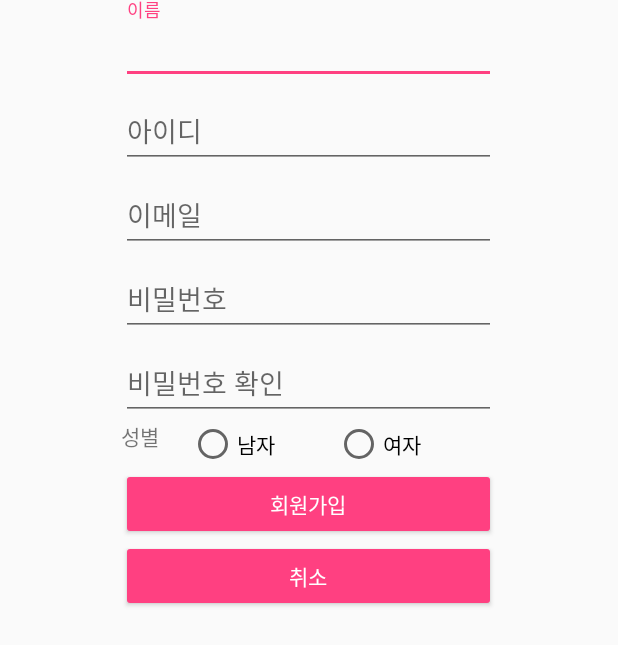
After one commit to AjouUniv-SocialAppProject-2017/HealingMe, an Android app: the layout activity_signup.xml on its own in the app's theme, with its tools: preview values and no code run, on a phone screen of 412 x 824 dp. The commit adds this screen. Shown: the top 645 px of the screen. Run offline under Robolectric (Android 15) with nearby library versions, the phone set to English and light mode, and no system bars.

Commit message:
로그인 및 회원가입

```diff
--- a/app/src/main/java/kr/ac/ajou/healingme/MainActivity.java
+++ b/app/src/main/java/kr/ac/ajou/healingme/ChatActivity.java
@@ -3,11 +3,11 @@ package kr.ac.ajou.healingme;
 import android.support.v7.app.AppCompatActivity;
 import android.os.Bundle;
 
-public class MainActivity extends AppCompatActivity {
+public class ChatActivity extends AppCompatActivity {
 
     @Override
     protected void onCreate(Bundle savedInstanceState) {
         super.onCreate(savedInstanceState);
-        setContentView(R.layout.activity_main);
+        setContentView(R.layout.activity_chat);
     }
 }
--- /dev/null
+++ b/app/src/main/java/kr/ac/ajou/healingme/OnLoginCompleteListener.java
@@ -0,0 +1,6 @@
+package cc.foxtail.healingchat;
+
+public interface OnLoginCompleteListener {
+    void onSuccess();
+    void onFail();
+}
--- /dev/null
+++ b/app/src/main/res/layout/activity_signup.xml
@@ -0,0 +1,155 @@
+<?xml version="1.0" encoding="utf-8"?>
+<RelativeLayout xmlns:android="http://schemas.android.com/apk/res/android"
+    xmlns:app="http://schemas.android.com/apk/res-auto"
+    android:layout_width="match_parent"
+    android:layout_height="match_parent">
+
+    <android.support.design.widget.TextInputLayout
+        android:id="@+id/signup_user_name_edit_layout"
+        android:layout_width="wrap_content"
+        android:layout_height="wrap_content"
+        android:layout_centerHorizontal="true"
+        android:hint="이름">
+
+        <EditText
+            android:id="@+id/signup_user_name_edit"
+            android:layout_width="250dp"
+            android:layout_height="wrap_content"
+            android:inputType="text" />
+    </android.support.design.widget.TextInputLayout>
+
+    <android.support.design.widget.TextInputLayout
+        android:id="@+id/signup_user_id_edit_layout"
+        android:layout_width="wrap_content"
+        android:layout_height="wrap_content"
+        android:layout_below="@id/signup_user_name_edit_layout"
+        android:layout_centerHorizontal="true"
+        android:hint="아이디">
+
+        <EditText
+            android:id="@+id/signup_user_id_edit"
+            android:layout_width="250dp"
+            android:layout_height="wrap_content"
+            android:inputType="text" />
+    </android.support.design.widget.TextInputLayout>
+
+    <android.support.design.widget.TextInputLayout
+        android:id="@+id/signup_email_edit_layout"
+        android:layout_width="wrap_content"
+        android:layout_height="wrap_content"
+        android:layout_below="@+id/signup_user_id_edit_layout"
+        android:layout_centerHorizontal="true"
+        android:hint="이메일">
+
+        <EditText
+            android:id="@+id/signup_email_edit"
+            android:layout_width="250dp"
+            android:layout_height="wrap_content"
+            android:inputType="textEmailAddress" />
+    </android.support.design.widget.TextInputLayout>
+
+    <android.support.design.widget.TextInputLayout
+        android:id="@+id/signup_password_edit_layout"
+        android:layout_width="wrap_content"
+        android:layout_height="wrap_content"
+        android:layout_below="@+id/signup_email_edit_layout"
+        android:layout_centerHorizontal="true"
+        android:hint="비밀번호">
+
+        <EditText
+            android:id="@+id/signup_password_edit"
+            android:layout_width="250dp"
+            android:layout_height="wrap_content"
+            android:inputType="textPassword" />
+    </android.support.design.widget.TextInputLayout>
+
+    <android.support.design.widget.TextInputLayout
+        android:id="@+id/signup_password_check_edit_layout"
+        android:layout_width="wrap_content"
+        android:layout_height="wrap_content"
+        android:layout_below="@+id/signup_password_edit_layout"
+        android:layout_centerHorizontal="true"
+        android:hint="비밀번호 확인">
+
+        <EditText
+            android:id="@+id/signup_password_check_edit"
+            android:layout_width="250dp"
+            android:layout_height="wrap_content"
+            android:inputType="textPassword" />
+    </android.support.design.widget.TextInputLayout>
+
+
+    <ImageView
+        android:id="@+id/signup_check_image"
+        android:layout_width="25dp"
+        android:layout_height="25dp"
+        android:layout_below="@+id/signup_email_edit_layout"
+        android:layout_marginLeft="5dp"
+        android:layout_marginTop="11dp"
+        android:layout_toEndOf="@+id/signup_password_check_edit_layout" />
+
+    <LinearLayout
+        android:id="@+id/sex_layout"
+        android:layout_width="wrap_content"
+        android:layout_height="wrap_content"
+        android:layout_alignStart="@+id/signup_password_check_edit_layout"
+        android:layout_below="@+id/signup_password_check_edit_layout">
+
+        <TextView
+            android:id="@+id/sex_text"
+            android:layout_width="wrap_content"
+            android:layout_height="wrap_content"
+            android:layout_marginRight="20dp"
+            android:text="성별" />
+
+        <RadioGroup
+            android:id="@+id/sex_group"
+            android:layout_width="wrap_content"
+            android:layout_height="wrap_content"
+            android:orientation="horizontal">
+
+            <RadioButton
+                android:id="@+id/man_button"
+                android:layout_width="wrap_content"
+                android:layout_height="wrap_content"
+                android:layout_marginRight="40dp"
+                android:text="남자" />
+
+            <RadioButton
+                android:id="@+id/woman_button"
+                android:layout_width="wrap_content"
+                android:layout_height="wrap_content"
+                android:text="여자" />
+        </RadioGroup>
+    </LinearLayout>
+
+    <Button
+        android:id="@+id/signup_button"
+        style="@style/Base.Widget.AppCompat.Button.Colored"
+        android:layout_width="250dp"
+        android:layout_height="wrap_content"
+        android:layout_below="@id/sex_layout"
+        android:layout_centerInParent="true"
+        android:text="회원가입" />
+
+    <Button
+        android:id="@+id/signup_cancel_button"
+        style="@style/Base.Widget.AppCompat.Button.Colored"
+        android:layout_width="250dp"
+        android:layout_height="wrap_content"
+        android:layout_below="@id/signup_button"
+        android:layout_centerInParent="true"
+        android:text="취소" />
+
+
+    <ProgressBar
+        android:id="@+id/signup_progress_bar"
+        android:layout_width="wrap_content"
+        android:layout_height="wrap_content"
+        android:layout_below="@+id/signup_cancel_button"
+        android:layout_centerHorizontal="true"
+        android:layout_marginBottom="20dp"
+        android:visibility="invisible" />
+
+
+</RelativeLayout>
```
Also changed, not shown: app/src/main/java/kr/ac/ajou/healingme/LoginActivity.java (added, +104 -0 lines), app/src/main/java/kr/ac/ajou/healingme/SignUpActivity.java (added, +217 -0 lines), app/src/main/java/kr/ac/ajou/healingme/UserModel.java (added, +122 -0 lines), app/src/main/res/layout/activity_chat.xml (added, +9 -0 lines), app/src/main/res/layout/activity_login.xml (added, +74 -0 lines), app/src/main/res/layout/activity_main.xml (deleted, +0 -18 lines), app/src/main/res/layout/recycler_item_chat.xml (added, +32 -0 lines), 1 other file.
